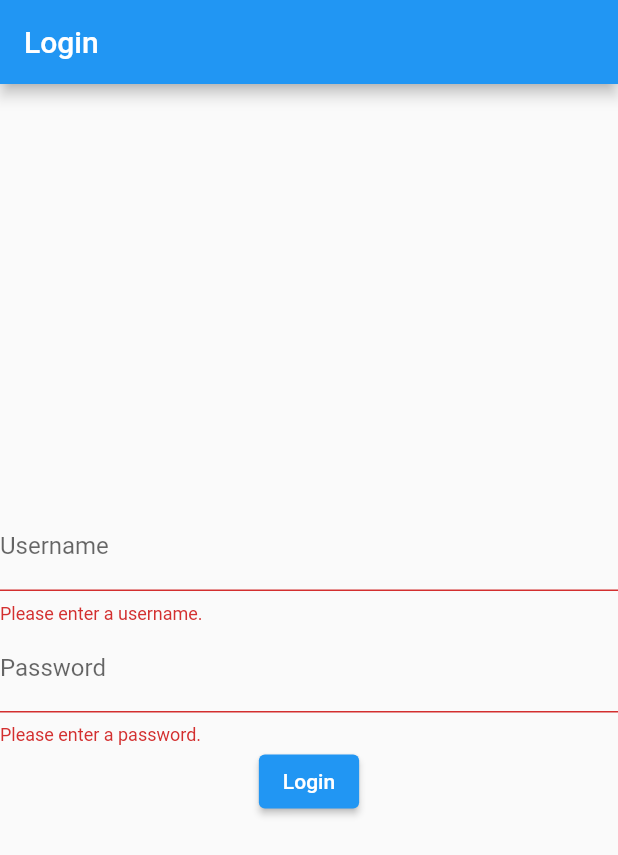
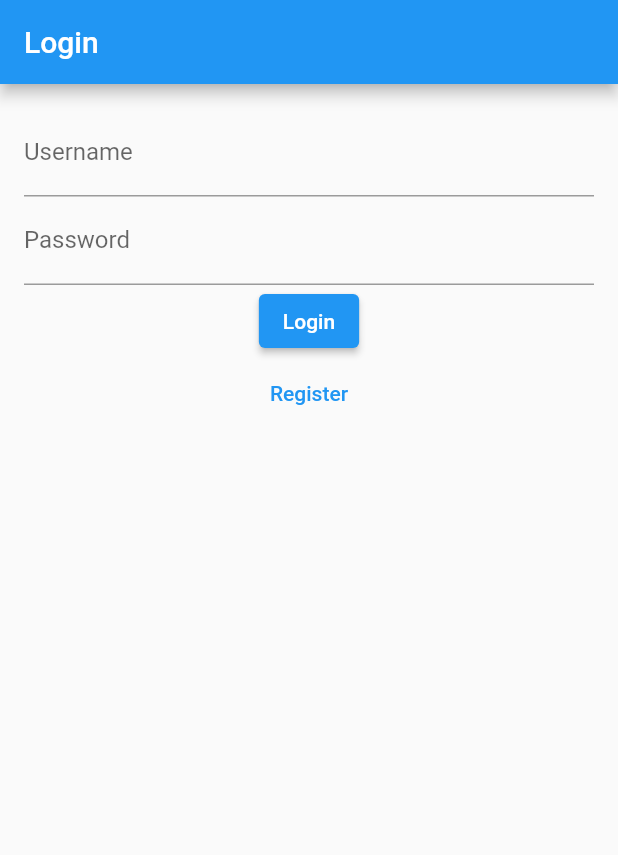
Before and after one commit to Arpitpandey18/my_app, a Flutter app: the screen it shows after launch, after a tap on "Login", on a phone screen of 412 x 824 dp. Shown: the top 855 px of the screen. Run offline on Flutter 3.47's test engine with Material 2 defaults, Android fonts, the phone set to English and light mode, and no system bars.

Commit message:
Created register page and updated to the login page..

```diff
--- a/lib/LoginPage.dart
+++ b/lib/LoginPage.dart
@@ -2,39 +2,7 @@ import 'package:flutter/material.dart';
 
 
 
-class LoginPage extends StatefulWidget {
-
-  @override
-
-  _LoginPageState createState() => _LoginPageState();
-
-}
-
-
-
-class _LoginPageState extends State<LoginPage> {
-
-  final _formKey = GlobalKey<FormState>();
-  String username = '';
-  String password = '';
-
-
-
-  void _login() async {
-
-    if (_formKey.currentState!.validate()) {
-
-      // TODO: Implement login logic here
-
-      // For example, you could make a network request to authenticate the user
-
-      // and then navigate to the home page if the login is successful.
-
-    }
-
-  }
-
-
+class LoginRegisterPage extends StatelessWidget {
 
   @override
 
@@ -48,87 +16,104 @@ class _LoginPageState extends State<LoginPage> {
 
       ),
 
-      body: Form(
+      body: LoginForm(),
+
+    );
+
+  }
+
+}
+
+
+
+class LoginForm extends StatefulWidget {
+
+  @override
+
+  _LoginFormState createState() => _LoginFormState();
+
+}
+
+
+
+class _LoginFormState extends State<LoginForm> {
+
+  final _formKey = GlobalKey<FormState>();
+
+
+
+  TextEditingController _usernameController = TextEditingController();
+
+  TextEditingController _passwordController = TextEditingController();
+
+
+
+  @override
+
+  Widget build(BuildContext context) {
+
+    return Padding(
+
+      padding: EdgeInsets.all(16.0),
+
+      child: Form(
 
         key: _formKey,
 
         child: Column(
 
-mainAxisAlignment: MainAxisAlignment.center,
-
-          children: [
+          children: <Widget>[
 
             TextFormField(
 
-              decoration: InputDecoration(
+              controller: _usernameController,
 
-                labelText: 'Username',
-
-              ),
-
-              validator: (value) {
-
-                if (value == null || value.isEmpty) {
-
-                  return 'Please enter a username.';
-
-                }
-
-                return null;
-
-              },
-
-              onChanged: (value) {
-
-                setState(() {
-
-                  username = value;
-
-                });
-
-              },
+              decoration: InputDecoration(labelText: 'Username'),
 
             ),
 
             TextFormField(
 
-              decoration: InputDecoration(
-
-                labelText: 'Password',
-
-              ),
+              controller: _passwordController,
 
               obscureText: true,
 
-              validator: (value) {
+              decoration: InputDecoration(labelText: 'Password'),
 
-                if (value == null || value.isEmpty) {
-
-                  return 'Please enter a password.';
-
-                }
-
-                return null;
-
-              },
-
-              onChanged: (value) {
-
-                setState(() {
-
-                  password = value;
-
-                });
-
-              },
 
             ),
 
             ElevatedButton(
 
-              onPressed: _login,
+              onPressed: () {
+
+              {
+
+                  // Perform login logic here
+
+                  String username = _usernameController.text;
+
+                  String password = _passwordController.text;
+
+                  // Add your authentication code here
+
+                }
+
+              },
 
               child: Text('Login'),
+
+            ),
+
+            TextButton(
+
+              onPressed: () {
+
+                Navigator.pushNamed(context, '/register');
+
+              },
+
+              child: Text('Register'),
 
             ),
 
--- a/lib/main.dart
+++ b/lib/main.dart
@@ -1,14 +1,35 @@
 import 'package:flutter/material.dart';
+
 import 'LoginPage.dart';
 
-void main(){
-  runApp(MyApp());
+import 'register.dart';
+
+
+
+void main() => runApp(MyApp());
+
+
+
+class MyApp extends StatelessWidget {
+
+  @override
+
+  Widget build(BuildContext context) {
+
+    return MaterialApp(
+
+      initialRoute: '/',
+
+      routes: {
+
+        '/': (context) => LoginRegisterPage(),
+
+        '/register': (context) => RegisterPage(),
+
+      },
+
+    );
+
+  }
+
 }
-class MyApp extends StatelessWidget{
-  @override
-  Widget build(BuildContext context){
-  return MaterialApp(
-    home: LoginPage(),
-  );
-}
-}
```
Also changed, not shown: lib/register.dart (added, +162 -0 lines).
